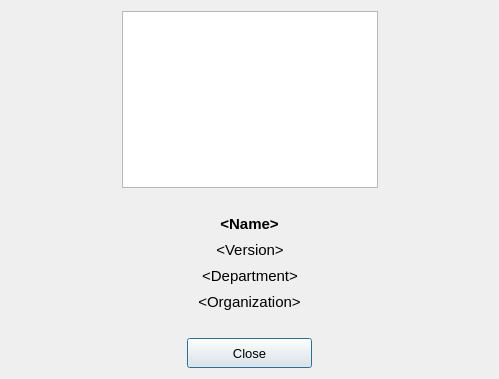
Above: TCP_Client/AboutDialog.ui from epw7856/TCP_Client before the change. Below: the same form after it.
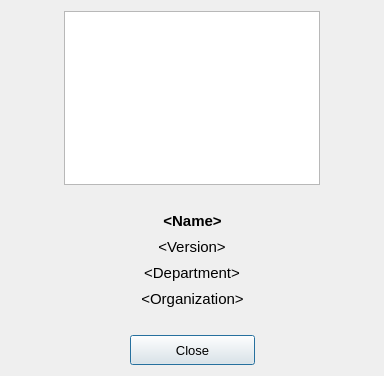
That is the form after the change.

Commit message: Resolved a bug with parsing JSON settings fro default values.

What changed in the file:
```diff
--- a/TCP_Client/AboutDialog.ui
+++ b/TCP_Client/AboutDialog.ui
@@ -6,8 +6,8 @@
    <rect>
     <x>0</x>
     <y>0</y>
-    <width>499</width>
-    <height>379</height>
+    <width>384</width>
+    <height>376</height>
    </rect>
   </property>
   <property name="windowTitle">
```
The commit also changes 2 other files.
